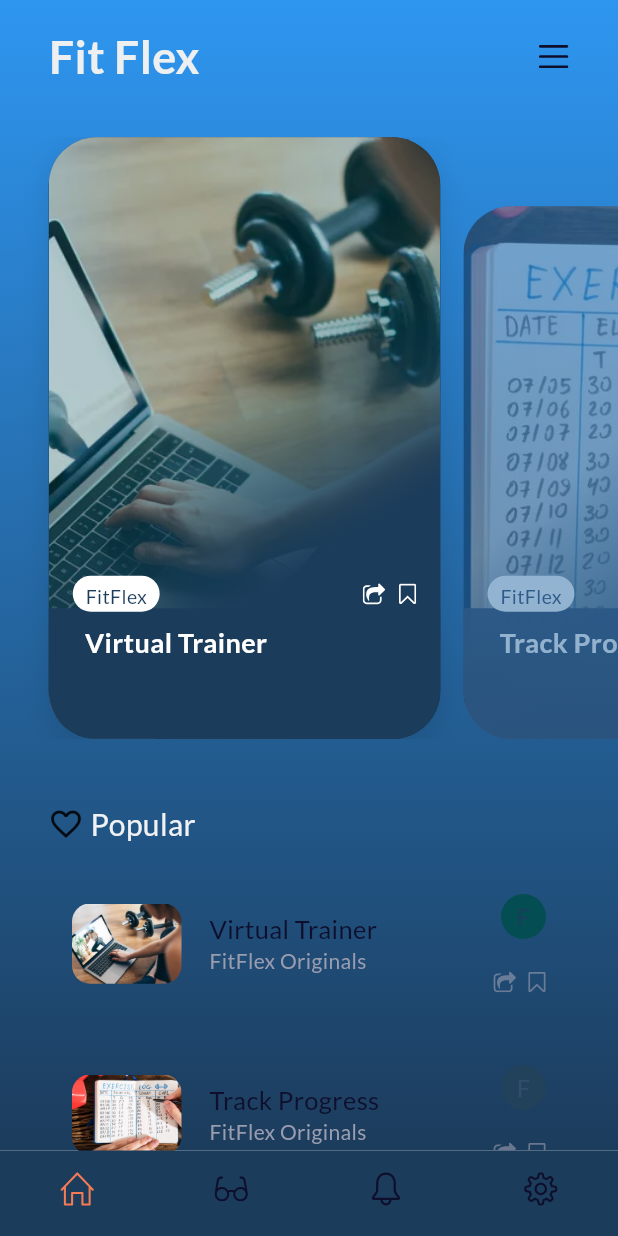
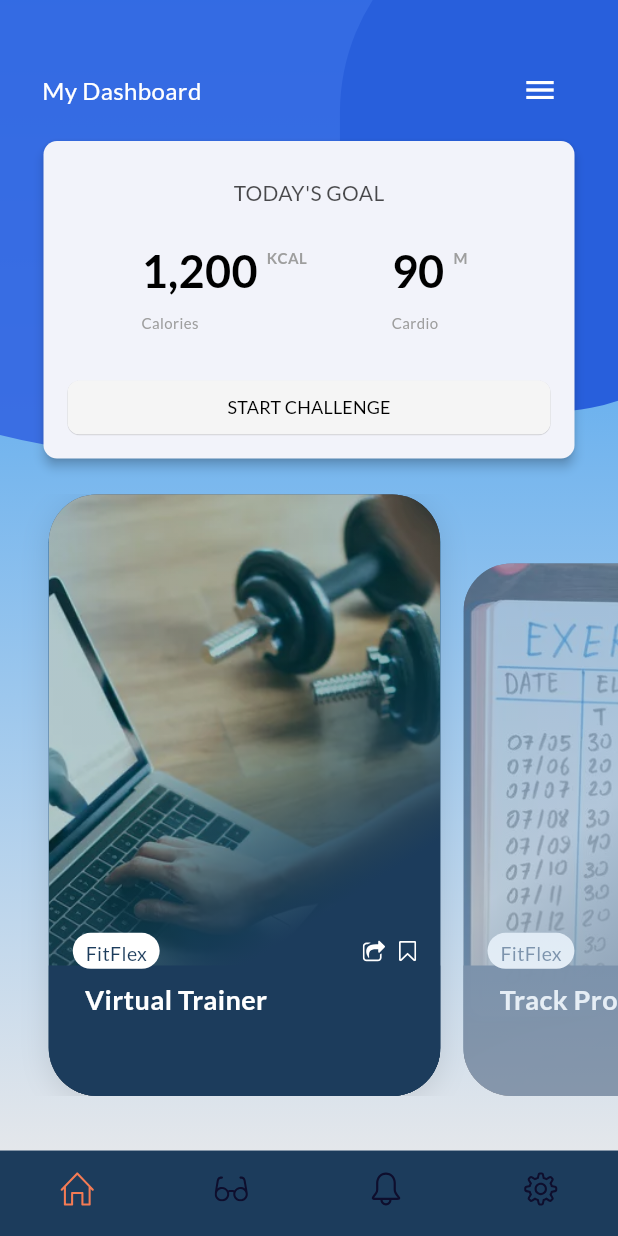
Before and after one commit to Gaurab2000/fitness_app, a Flutter app: the screen it shows after launch, on a phone screen of 412 x 824 dp. Run offline on Flutter 3.47's test engine with Material 2 defaults, Android fonts, the phone set to English and light mode, and no system bars; our stand-ins replace flutter_dotenv, flutter_riverpod, flutter_svg, google_fonts, transparent_image, youtube_player_flutter.

Commit message:
add dashboard UI

```diff
--- /dev/null
+++ b/lib/clippers/appbarrclipper.dart
@@ -0,0 +1,19 @@
+import 'package:flutter/material.dart';
+
+class AppBarClipper extends CustomClipper<Path> {
+  @override
+  Path getClip(Size size) {
+    return Path()
+      ..lineTo(0, size.height * .88)
+      ..quadraticBezierTo(
+        size.width * 0.38,
+        size.height,
+        size.width,
+        size.height * 0.8,
+      )
+      ..lineTo(size.width, 0);
+  }
+
+  @override
+  bool shouldReclip(CustomClipper<Path> oldClipper) => true;
+}
--- /dev/null
+++ b/lib/constants/colors.dart
@@ -0,0 +1,5 @@
+import 'package:flutter/material.dart';
+
+Color appBarUnderneath = const Color(0xff3466e2).withOpacity(0.9);
+Color appBarOverlay = const Color(0xff285fdc);
+Color brandDark = const Color(0xff295cd6);
--- a/lib/screens/homepage.dart
+++ b/lib/screens/homepage.dart
@@ -5,7 +5,7 @@ import 'package:flutter_svg/svg.dart';
 // import 'package:recipesapp/components/my_bottom_navigation_bar.dart';
  import 'package:fitness_app/widgets/pageview_workout_list.dart';
 // import 'package:recipesapp/components/popular_recipe_list.dart';
-
+import 'package:fitness_app/widgets/dashboard_stat.dart';
 class HomeSreen extends StatefulWidget {
   const HomeSreen({Key? key}) : super(key: key);
 
@@ -24,50 +24,51 @@ class _HomeSreenState extends State<HomeSreen> {
             end: Alignment.bottomCenter,
             colors: [
               Color.fromARGB(255, 46, 150, 240),
-              Color.fromARGB(255, 28, 60, 92),
+              Color.fromARGB(255, 228, 231, 235),
             ],
           ),
         ),
       child: SafeArea(
         child: ListView(
           primary: true,
-          children: [
-            Padding(
-              padding: const EdgeInsets.symmetric(
-                horizontal: 32.5,
-                vertical: 16,
-              ),
-              child: Row(
-                mainAxisAlignment: MainAxisAlignment.spaceBetween,
-                children: [
-                  const Text(
-                    'Fit Flex',
-                    style: TextStyle(
-                      fontSize: 30,
-                      fontWeight: FontWeight.w600,
-                      color: Color.fromARGB(255, 238, 239, 241),
-                    ),
-                  ),
-                  SizedBox(
-                    height: 36,
-                    child: SvgPicture.asset('assets/svg/icon-nav.svg'),
-                  )
-                ],
-              ),
-            ),
-            const SizedBox(
-              height: 16.53,
-            ),
-            const PageViewRecipeList(),
-            const SizedBox(
+          children: const [
+            // Padding(
+            //   padding: EdgeInsets.symmetric(
+            //     horizontal: 32.5,
+            //     vertical: 1,
+            //   ),
+            //   // child: Row(
+            //   //   mainAxisAlignment: MainAxisAlignment.spaceBetween,
+            //   //   children: [
+            //   //     const Text(
+            //   //       'Fit Flex',
+            //   //       style: TextStyle(
+            //   //         fontSize: 30,
+            //   //         fontWeight: FontWeight.w600,
+            //   //         color: Color.fromARGB(255, 238, 239, 241),
+            //   //       ),
+            //   //     ),
+            //   //     SizedBox(
+            //   //       height: 36,
+            //   //       child: SvgPicture.asset('assets/svg/icon-nav.svg'),
+            //   //     )
+            //   //   ],
+            //   // ),
+            // ),
+            // SizedBox(
+            //   height: 16.53,
+            // ),
+            DashboardStat(),
+            PageViewRecipeList(),
+            SizedBox(
               height: 42.52,
             ),
             Padding(
-              padding: const EdgeInsets.symmetric(
+              padding: EdgeInsets.symmetric(
                 horizontal: 32,
               ),
               child: Row(
-                children: const [
+                children: [
                   Icon(Icons.favorite_outline),
                   SizedBox(
                     width: 4.26,
@@ -82,10 +83,10 @@ class _HomeSreenState extends State<HomeSreen> {
                 ],
               ),
             ),
-            const SizedBox(
+            SizedBox(
               height: 16,
             ),
-           const PopularRecipeList(),
+           PopularRecipeList(),
           ],
         ),
       ),
--- /dev/null
+++ b/lib/widgets/dashboard_stat.dart
@@ -0,0 +1,206 @@
+import 'package:fitness_app/clippers/appbarrclipper.dart';
+import 'package:fitness_app/constants/colors.dart';
+import 'package:flutter/material.dart';
+
+class DashboardStat extends StatelessWidget {
+  const DashboardStat({
+    super.key,
+  });
+
+  @override
+  Widget build(BuildContext context) {
+    return Stack(
+      clipBehavior: Clip.none,
+      children: <Widget>[
+        ClipPath(
+          clipper: AppBarClipper(),
+          child: Container(
+            decoration: BoxDecoration(
+              color: appBarUnderneath,
+            ),
+            height: MediaQuery.of(context).size.height * 0.40,
+          ),
+        ),
+        Positioned(
+          top: -65,
+          left: MediaQuery.of(context).size.width * .55,
+          bottom: 55,
+          right: -95,
+          child: Container(
+            decoration: BoxDecoration(
+              color: appBarOverlay,
+              borderRadius: BorderRadius.circular(
+                MediaQuery.of(context).size.width * .35,
+              ),
+            ),
+          ),
+        ),
+        const Padding(
+          padding: EdgeInsets.symmetric(vertical: 30, horizontal: 28),
+          child: SizedBox(
+            height: 60,
+            child: Row(
+              mainAxisAlignment: MainAxisAlignment.spaceBetween,
+              children: <Widget>[
+                Text(
+                  'My Dashboard',
+                  style: TextStyle(
+                    color: Colors.white,
+                    fontSize: 16,
+                  ),
+                ),
+                IconButton(
+                  padding: EdgeInsets.zero,
+                  icon: Icon(
+                    Icons.menu,
+                    color: Colors.white,
+                  ),
+                  onPressed: null,
+                )
+              ],
+            ),
+          ),
+        ),
+        Positioned(
+          top: 90,
+          left: 25,
+          right: 25,
+          bottom: 20,
+          child: Card(
+            elevation: 3,
+            shape: RoundedRectangleBorder(
+              borderRadius: BorderRadius.circular(9),
+            ),
+            child: Column(
+              children: <Widget>[
+                Padding(
+                  padding: const EdgeInsets.only(top: 25, left: 40, right: 40),
+                  child: Column(
+                    children: <Widget>[
+                      Text(
+                        "TODAY'S GOAL",
+                        style: TextStyle(
+                          color: Colors.black.withOpacity(0.7),
+                          fontSize: 14,
+                        ),
+                      ),
+                      const Padding(
+                        padding: EdgeInsets.only(top: 20),
+                        child: Row(
+                          mainAxisAlignment: MainAxisAlignment.spaceAround,
+                          children: <Widget>[
+                            Column(
+                              crossAxisAlignment: CrossAxisAlignment.start,
+                              children: <Widget>[
+                                Row(
+                                  crossAxisAlignment: CrossAxisAlignment.start,
+                                  children: <Widget>[
+                                    Text(
+                                      '1,200',
+                                      style: TextStyle(
+                                        color: Colors.black,
+                                        fontWeight: FontWeight.bold,
+                                        fontSize: 30,
+                                      ),
+                                    ),
+                                    Padding(
+                                      padding: EdgeInsets.all(6),
+                                      child: Text(
+                                        'KCAL',
+                                        style: TextStyle(
+                                          color: Colors.grey,
+                                          fontSize: 10,
+                                          fontWeight: FontWeight.bold,
+                                        ),
+                                      ),
+                                    )
+                                  ],
+                                ),
+                                SizedBox(
+                                  height: 6,
+                                ),
+                                Text(
+                                  'Calories',
+                                  style: TextStyle(
+                                    fontSize: 10,
+                                    color: Colors.grey,
+                                  ),
+                                ),
+                              ],
+                            ),
+                            Column(
+                              crossAxisAlignment: CrossAxisAlignment.start,
+                              children: <Widget>[
+                                Row(
+                                  crossAxisAlignment: CrossAxisAlignment.start,
+                                  children: <Widget>[
+                                    Text(
+                                      '90',
+                                      style: TextStyle(
+                                        color: Colors.black,
+                                        fontWeight: FontWeight.bold,
+                                        fontSize: 30,
+                                      ),
+                                    ),
+                                    Padding(
+                                      padding: EdgeInsets.all(6),
+                                      child: Text(
+                                        'M',
+                                        style: TextStyle(
+                                          color: Colors.grey,
+                                          fontSize: 10,
+                                          fontWeight: FontWeight.bold,
+                                        ),
+                                      ),
+                                    )
+                                  ],
+                                ),
+                                SizedBox(
+                                  height: 6,
+                                ),
+                                Text(
+                                  'Cardio',
+                                  style: TextStyle(
+                                    fontSize: 10,
+                                    color: Colors.grey,
+                                  ),
+                                ),
+                              ],
+                            )
+                          ],
+                        ),
+                      ),
+                    ],
+                  ),
+                ),
+                const Spacer(),
+                Padding(
+                  padding: const EdgeInsets.symmetric(
+                    horizontal: 16,
+                    vertical: 10,
+                  ),
+                  child: MaterialButton(
+                    shape: RoundedRectangleBorder(
+                      borderRadius: BorderRadius.circular(8),
+                    ),
+                    elevation: 0.25,
+                    minWidth: double.infinity,
+                    onPressed: () {},
+                    color: Colors.grey[100],
+                    child: Text(
+                      'start challenge'.toUpperCase(),
+                      style: const TextStyle(
+                        color: Colors.black,
+                        fontSize: 12,
+                      ),
+                    ),
+                  ),
+                )
+              ],
+            ),
+          ),
+        )
+      ],
+    );
+  }
+}
--- a/lib/widgets/popular_recipe_list.dart
+++ b/lib/widgets/popular_recipe_list.dart
@@ -69,7 +69,7 @@ class _PopularRecipeListState extends State<PopularRecipeList> {
                               maxLines: 1,
                               style: const TextStyle(
                                 fontSize: 14,
-                                color: Color(0xFF9A9DB0),
+                                color: Color.fromARGB(255, 0, 0, 1),
                               ),
                             )
                           ],
```
Also changed, not shown: lib/screens/chatbot.dart (deleted, +0 -165 lines), pubspec.lock, 1 other file.
